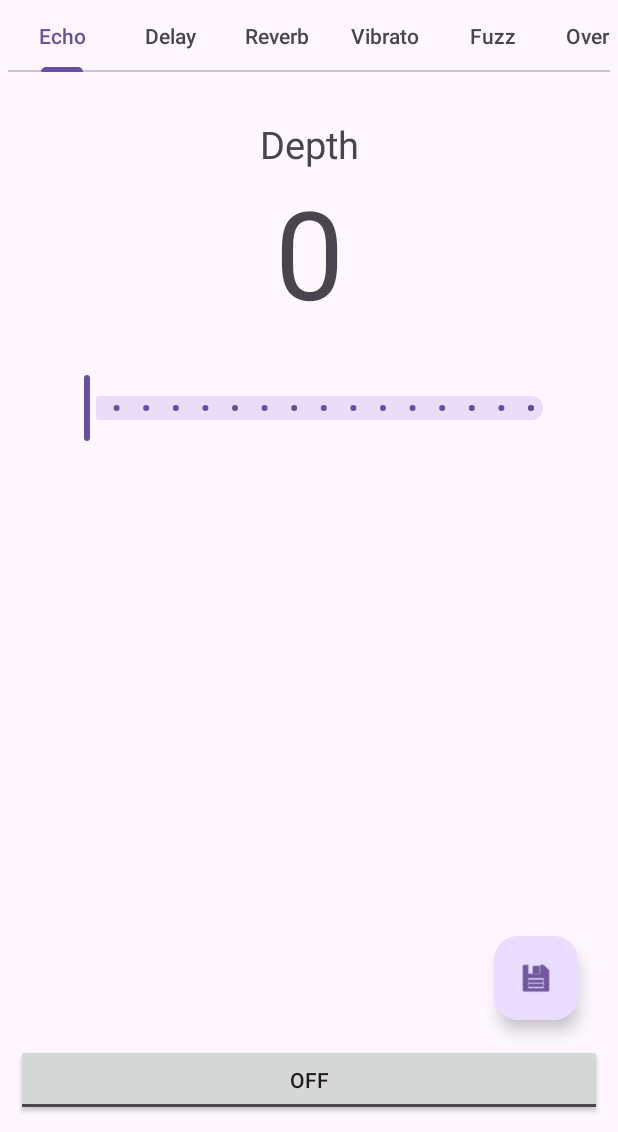
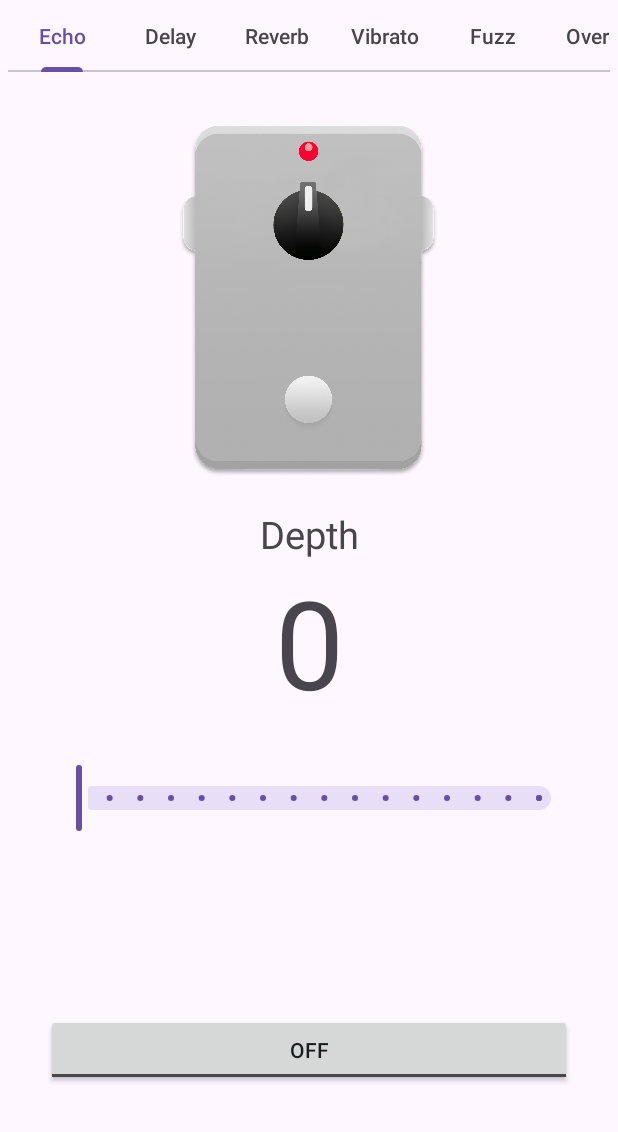
Before and after one commit to SealtielFreak/SoundPiController, an Android app: the screen it shows after launch (ActivityTabs), on a phone screen of 412 x 824 dp, the part 104-1236 px from its top. Run offline under Robolectric (Android 15) with nearby library versions, the phone set to English and light mode, and no system bars.

Commit message:
Implemented icons

```diff
--- a/app/src/main/java/mx/ceti/soundpicontroller/ActivityTabs.kt
+++ b/app/src/main/java/mx/ceti/soundpicontroller/ActivityTabs.kt
@@ -4,6 +4,7 @@ import android.content.Context
 import android.os.Bundle
 import android.util.AttributeSet
 import android.view.View
+import android.widget.ToggleButton
 import androidx.appcompat.app.AppCompatActivity
 import androidx.viewpager.widget.ViewPager
 import com.google.android.material.floatingactionbutton.FloatingActionButton
@@ -15,6 +16,7 @@ import mx.ceti.soundpicontroller.ui.main.SectionsPagerAdapter
 class ActivityTabs : AppCompatActivity() {
 
     private lateinit var binding: ActivityTabsBinding
+    private lateinit var stateEffect: StateEffect
 
     override fun onCreate(savedInstanceState: Bundle?) {
         super.onCreate(savedInstanceState)
@@ -28,12 +30,6 @@ class ActivityTabs : AppCompatActivity() {
         val tabs: TabLayout = binding.tabs
         tabs.setupWithViewPager(viewPager)
 
-        val fab: FloatingActionButton = findViewById(R.id.fab)
-        fab.setOnClickListener { view ->
-            Snackbar.make(view, "Replace with your own action", Snackbar.LENGTH_LONG)
-                .setAction("Action", null).show()
-        }
-
         /*
         val fab: FloatingActionButton = binding.fab
         fab.setOnClickListener { view ->
--- a/app/src/main/java/mx/ceti/soundpicontroller/effects/EffectState.kt
+++ b/app/src/main/java/mx/ceti/soundpicontroller/effects/EffectState.kt
@@ -6,8 +6,4 @@ interface EffectState {
         set(value) {
             isActive = value
         }
-
-    fun changeState() {
-
-    }
 }
--- a/app/src/main/java/mx/ceti/soundpicontroller/ui/main/SectionsPagerAdapter.kt
+++ b/app/src/main/java/mx/ceti/soundpicontroller/ui/main/SectionsPagerAdapter.kt
@@ -6,6 +6,7 @@ import androidx.fragment.app.FragmentManager
 import androidx.fragment.app.FragmentPagerAdapter
 
 import mx.ceti.soundpicontroller.R
+import mx.ceti.soundpicontroller.StateEffect
 import mx.ceti.soundpicontroller.effects.DelayEffect
 import mx.ceti.soundpicontroller.effects.EchoEffect
 import mx.ceti.soundpicontroller.effects.FuzzEffect
@@ -13,6 +14,7 @@ import mx.ceti.soundpicontroller.effects.ReverbEffect
 import mx.ceti.soundpicontroller.effects.VibratoEffect
 import mx.ceti.soundpicontroller.effects.OverdriveEffect
 import mx.ceti.soundpicontroller.effects.BoosterEffect
+import mx.ceti.soundpicontroller.effects.EffectState
 import mx.ceti.soundpicontroller.effects.TremoloEffect
 
 
@@ -29,15 +31,12 @@ private val ALL_EFFECTS = mapOf(
 
 fun getKeyFromMapEffects(position: Int): Int = ALL_EFFECTS.keys.toTypedArray().get(position)
 
-/**
- * A [FragmentPagerAdapter] that returns a fragment corresponding to
- * one of the sections/tabs/pages.
- */
 class SectionsPagerAdapter(private val context: Context, fm: FragmentManager) :
     FragmentPagerAdapter(fm) {
 
     override fun getItem(position: Int): Fragment {
-        return ALL_EFFECTS[getKeyFromMapEffects(position)] as Fragment
+        val effect = ALL_EFFECTS[getKeyFromMapEffects(position)]
+        return effect as Fragment
     }
 
     override fun getPageTitle(position: Int): CharSequence? {
--- a/app/src/main/res/layout/activity_tabs.xml
+++ b/app/src/main/res/layout/activity_tabs.xml
@@ -32,10 +32,10 @@
     </com.google.android.material.appbar.AppBarLayout>
 
     <androidx.viewpager.widget.ViewPager
-        android:padding="25dp"
         android:id="@+id/view_pager"
         android:layout_width="match_parent"
         android:layout_height="wrap_content"
+        android:padding="25dp"
         app:layout_behavior="@string/appbar_scrolling_view_behavior" />
 
     <LinearLayout
@@ -45,6 +45,7 @@
 
         <include layout="@layout/controls" />
     </LinearLayout>
+
     <!--
     <com.google.android.material.floatingactionbutton.FloatingActionButton
         android:id="@+id/fab"
--- a/app/src/main/res/layout/controls.xml
+++ b/app/src/main/res/layout/controls.xml
@@ -5,6 +5,7 @@
     android:orientation="vertical"
     android:layout_margin="5dp" >
 
+    <!--
     <com.google.android.material.floatingactionbutton.FloatingActionButton
         android:id="@+id/fab"
         android:src="@android:drawable/ic_menu_save"
@@ -13,11 +14,6 @@
         android:layout_gravity="bottom|end"
         android:layout_marginEnd="@dimen/fab_margin"
         android:layout_marginBottom="16dp" />
-
-    <ToggleButton
-        android:id="@+id/active_effect"
-        android:layout_width="match_parent"
-        android:layout_height="wrap_content"
-        android:text="Active effect" />
+    -->
 
 </LinearLayout>
--- a/app/src/main/res/layout/fragment_echo_effect.xml
+++ b/app/src/main/res/layout/fragment_echo_effect.xml
@@ -4,6 +4,7 @@
     xmlns:tools="http://schemas.android.com/tools"
     android:layout_width="match_parent"
     android:layout_height="match_parent"
+    android:visibility="visible"
     tools:context=".effects.EchoEffect">
 
     <LinearLayout
@@ -11,19 +12,26 @@
         android:layout_height="wrap_content"
         android:orientation="vertical">
 
+        <ImageView
+            android:layout_width="250dp"
+            android:layout_height="wrap_content"
+            android:adjustViewBounds="true"
+            android:layout_gravity="center"
+            android:layout_marginBottom="15dp"
+            app:srcCompat="@drawable/echo" />
+
         <LinearLayout
             android:layout_width="match_parent"
             android:layout_height="match_parent"
-            android:padding="5dp"
             android:orientation="vertical">
 
             <TextView
                 android:layout_width="match_parent"
                 android:layout_height="wrap_content"
                 android:gravity="center"
+                android:text="Depth"
                 android:textAlignment="center"
-                android:text="Depth"
-                android:textSize="25sp"/>
+                android:textSize="25sp" />
 
             <TextView
                 android:id="@+id/value_echo"
@@ -38,11 +46,19 @@
                 android:layout_width="wrap_content"
                 android:layout_height="wrap_content"
                 android:layout_marginTop="25dp"
+                android:layout_weight="1"
+                android:stepSize="500"
                 android:valueFrom="0"
-                android:valueTo="7500"
-                android:stepSize="500"
-                android:layout_weight="1" />
+                android:valueTo="7500" />
+
         </LinearLayout>
+
     </LinearLayout>
 
+    <ToggleButton
+        android:id="@+id/active_effect"
+        android:layout_width="match_parent"
+        android:layout_height="wrap_content"
+        android:layout_gravity="bottom" />
+
 </FrameLayout>
```
Also changed, not shown: app/src/main/java/mx/ceti/soundpicontroller/StateEffect.kt (added, +22 -0 lines), app/src/main/res/layout/fragment_delay_effect.xml (+12 -17 lines), app/src/main/res/layout/fragment_reverb_effect.xml (+13 -17 lines), app/src/main/res/drawable/delay.png (added), app/src/main/res/drawable/echo.png (added), app/src/main/res/drawable/reverb.png (added).
